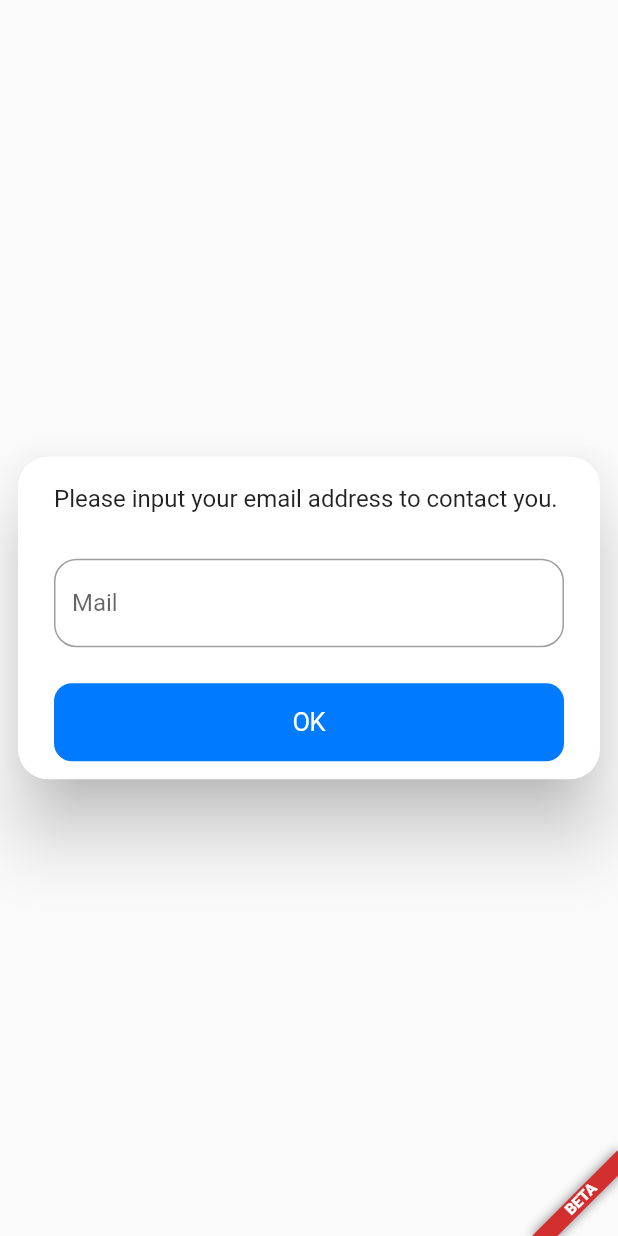
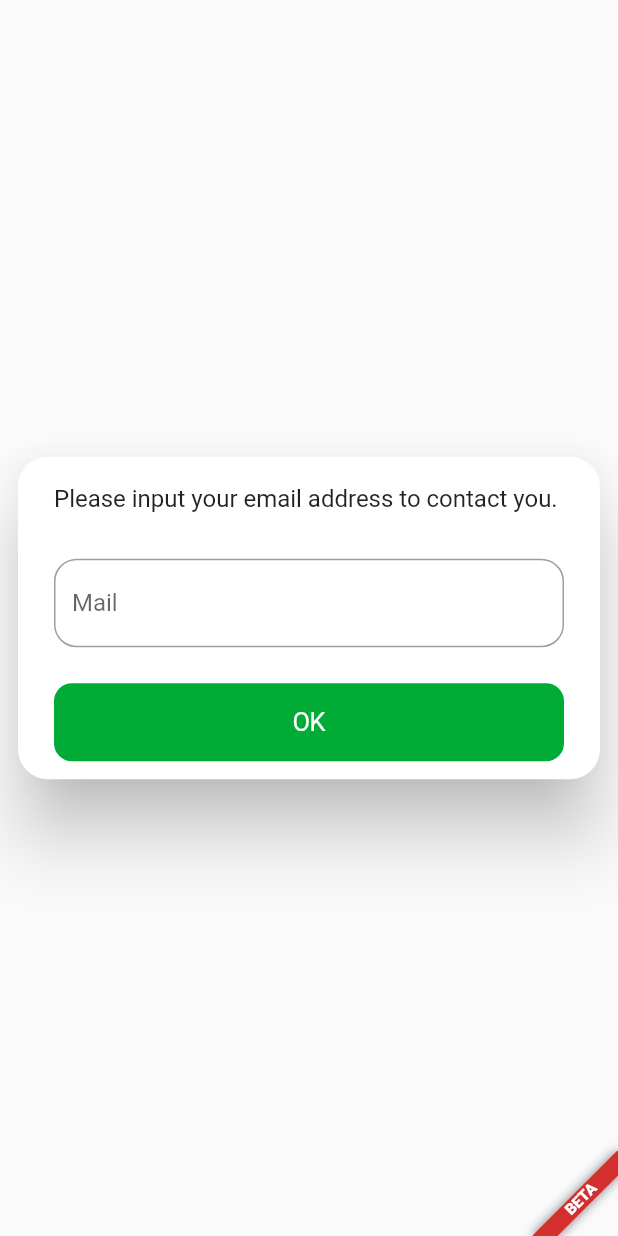
Before and after one commit to FineFindus/NachHilfeApp, a Flutter app: the screen it shows after launch, on a phone screen of 412 x 824 dp. Run offline on Flutter 3.47's test engine with Material 2 defaults, Android fonts, the phone set to English and light mode, and no system bars; our stand-ins replace dio, flutter_secure_storage; missing offline and left inert: dio_http_cache, mdi, profanity_filter.

Commit message:
changed color to better math the identity of the school

```diff
--- a/lib/api/api_client.dart
+++ b/lib/api/api_client.dart
@@ -3,12 +3,16 @@ import 'package:dio/dio.dart';
 import 'package:dio_http_cache/dio_http_cache.dart';
 
 class ApiClient {
+  ///API url from the server to post and get offers
   static final String url =
       "https://my-json-server.typicode.com/finefindus/nachhilfeapp-json-demo/db";
 
+  //TODO: update url
+  ///The API url for the user
+  ///Used to register the user at the server and used in offer post request.
   static final String apiUserURL = "TODO: insert url";
 
-  ///TODO change to real url should be something/ api/v1/offers
+  //TODO change to real url should be something/ api/v1/offers
 
   ///Creates a GET request to the server to get the offers from the database.
   ///Throws an exception if something failed.
--- a/lib/l10n/intl_de.arb
+++ b/lib/l10n/intl_de.arb
@@ -27,7 +27,7 @@
   "offer_details_label_year": "Jahr:",
   "offer_details_label_subject": "Fach:",
   "offer_details_label_topics": "Themen:",
-  "offer_details_label_endDate": "Enddatum",
+  "offer_details_label_endDate": "Enddatum:",
   "offer_details_button_label_accept": "Annehmen",
   "subject_math": "Mathe",
   "subject_german": "Deutsch",
--- a/lib/l10n/intl_en.arb
+++ b/lib/l10n/intl_en.arb
@@ -27,7 +27,7 @@
   "offer_details_label_year": "Year:",
   "offer_details_label_subject": "Subject:",
   "offer_details_label_topics": "Topics:",
-  "offer_details_label_endDate": "Enddate",
+  "offer_details_label_endDate": "Enddate:",
   "offer_details_button_label_accept": "Accept",
   "subject_math": "math",
   "subject_german": "german",
--- a/lib/main.dart
+++ b/lib/main.dart
@@ -1,5 +1,6 @@
 import 'package:NachHilfeApp/provider/offer_logic.dart';
 import 'package:NachHilfeApp/screens/offer_list_screen.dart';
+import 'package:flutter/cupertino.dart';
 import 'package:flutter/material.dart';
 import 'package:flutter_localizations/flutter_localizations.dart';
 import 'package:provider/provider.dart';
@@ -26,6 +27,11 @@ class MyApp extends StatelessWidget {
           child: MaterialApp(
             title: 'Nachhilfe',
             theme: ThemeData(
+              cupertinoOverrideTheme: CupertinoThemeData(
+                primaryColor: Color(0xff00AC36),
+              ),
+              accentColor: Color(0xff00AC36),
+              //primaryColor: Color.fromARGB(255, 0, 122, 255),
               primarySwatch: Colors.blue,
               visualDensity: VisualDensity.adaptivePlatformDensity,
             ),
--- a/lib/screens/offer_create_screen.dart
+++ b/lib/screens/offer_create_screen.dart
@@ -97,7 +97,7 @@ class _OfferCreateScreenState extends State<OfferCreateScreen> {
             FlatButton(
               shape: RoundedRectangleBorder(
                   borderRadius: BorderRadius.circular(20)),
-              color: Theme.of(context).primaryColor,
+              color: Theme.of(context).accentColor,
               textColor: Colors.white,
               textTheme: ButtonTextTheme.normal,
               child: Text(_currentStep != _mySteps().length - 1
--- a/lib/screens/offer_details_screen.dart
+++ b/lib/screens/offer_details_screen.dart
@@ -64,9 +64,6 @@ class OfferDetailsScreen extends StatelessWidget {
           ),
           Padding(
             padding: const EdgeInsets.symmetric(vertical: 20.0),
-            child: CupertinoTheme(
-                data: CupertinoThemeData(
-                    primaryColor: CupertinoColors.activeBlue),
             child: CupertinoButton.filled(
                 child: Text(
                   S.of(context).offer_details_button_label_accept,
@@ -85,7 +82,7 @@ class OfferDetailsScreen extends StatelessWidget {
                     Navigator.of(context).pushReplacement(MaterialPageRoute(
                         builder: (context) => OnboardingScreen()));
                   }
-                    })),
+                }),
           ),
         ],
       ),
--- a/lib/screens/onboarding.dart
+++ b/lib/screens/onboarding.dart
@@ -86,10 +86,7 @@ class _OnboardingScreenState extends State<OnboardingScreen> {
                     Padding(
                       padding: const EdgeInsets.all(8.0),
                       child: ListTile(
-                        title: CupertinoTheme(
-                            data: CupertinoThemeData(
-                                primaryColor: CupertinoColors.activeBlue),
-                            child: CupertinoButton.filled(
+                          title: CupertinoButton.filled(
                               child: Text(
                                 S.of(context).ok,
                                 style: const TextStyle(color: Colors.white),
@@ -110,7 +107,6 @@ class _OnboardingScreenState extends State<OnboardingScreen> {
                                   }
                                 }
                               })),
-                      ),
                     ),
                   ],
                 ),
```
Also changed, not shown: lib/generated/intl/messages_de.dart, lib/generated/intl/messages_en.dart, lib/generated/l10n.dart, 1 other file. Lines whose indentation alone changed are shown as unchanged.
